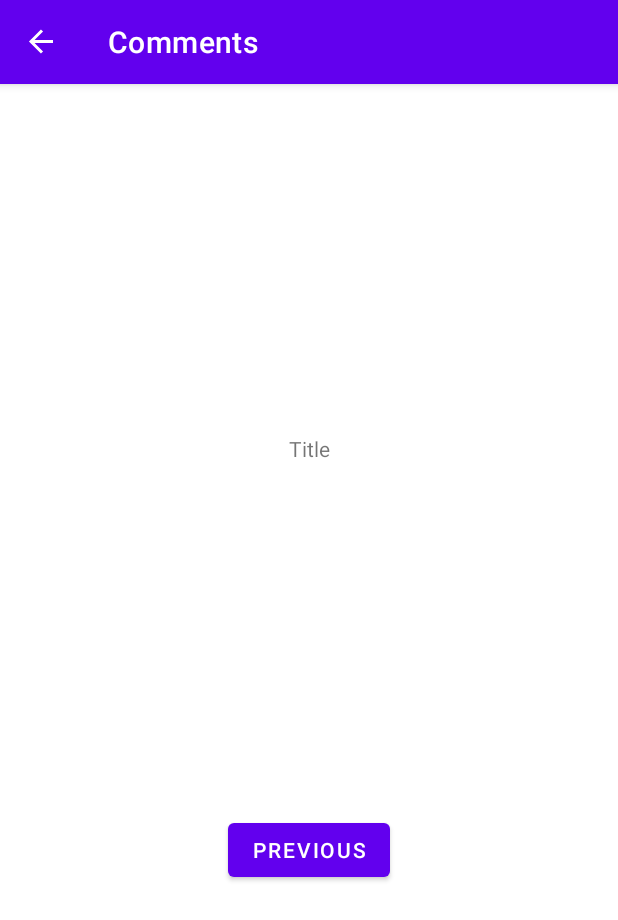
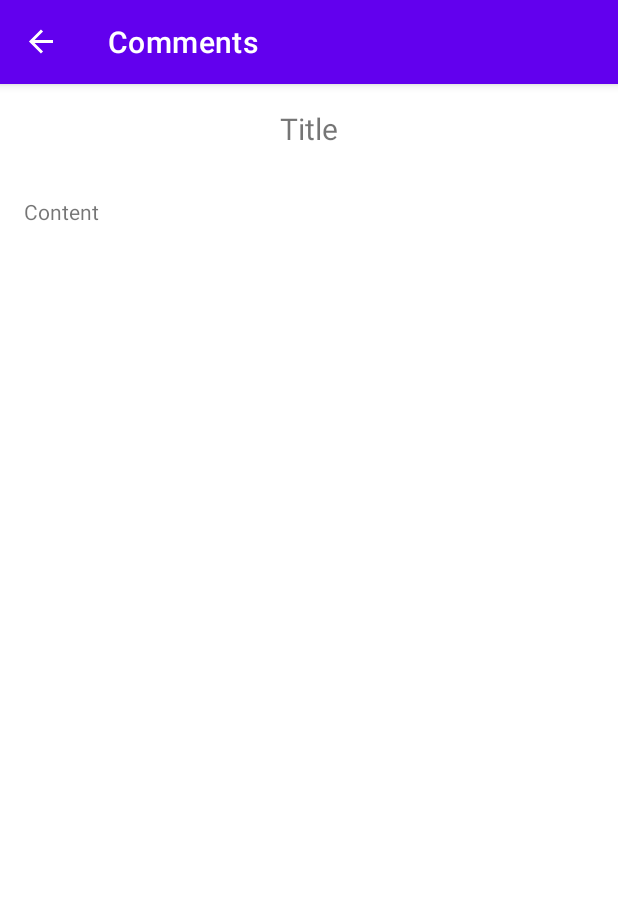
Before and after one commit to juango8/Master_Detail_Post, an Android app: the DetailPostFragment screen opened through its navigation route, on a phone screen of 412 x 824 dp. Shown: the top 920 px of the screen. Run offline under Robolectric (Android 15) with nearby library versions, the phone set to English and light mode, and no system bars; our stand-ins replace navigation-ui; 4 statements that could not run were skipped.

Commit message:
create Comment class and define view of DetailPostFragment.kt

```diff
--- a/app/build.gradle
+++ b/app/build.gradle
@@ -11,7 +11,7 @@ android {
 
     defaultConfig {
         applicationId "com.juango.masterdetailpost"
-        minSdkVersion 24
+        minSdkVersion 26
         targetSdkVersion 30
         versionCode 1
         versionName "1.0"
--- a/app/src/main/java/com/juango/masterdetailpost/DetailPostFragment.kt
+++ b/app/src/main/java/com/juango/masterdetailpost/DetailPostFragment.kt
@@ -22,9 +22,10 @@ class DetailPostFragment : Fragment() {
 
     override fun onViewCreated(view: View, savedInstanceState: Bundle?) {
         super.onViewCreated(view, savedInstanceState)
-        textview_second.text = args.titlePost
-        button_second.setOnClickListener {
-            findNavController().navigate(R.id.action_Detail_to_List)
-        }
+        tv_title_detail.text = args.titlePost
+        tv_content_detail.text = args.contentPost
+//        button_second.setOnClickListener {
+//            findNavController().navigate(R.id.action_Detail_to_List)
+//        }
     }
 }
--- a/app/src/main/res/layout/fragment_detail_post.xml
+++ b/app/src/main/res/layout/fragment_detail_post.xml
@@ -7,21 +7,35 @@
     tools:context=".DetailPostFragment">
 
     <TextView
-        android:id="@+id/textview_second"
+        android:id="@+id/tv_title_detail"
         android:layout_width="wrap_content"
         android:layout_height="wrap_content"
-        app:layout_constraintBottom_toTopOf="@id/button_second"
+        android:padding="@dimen/padding_standard"
+        android:text="@string/title_of_post"
+        android:textSize="@dimen/title_text_size"
+        app:layout_constraintBottom_toTopOf="@id/tv_content_detail"
         app:layout_constraintEnd_toEndOf="parent"
         app:layout_constraintStart_toStartOf="parent"
         app:layout_constraintTop_toTopOf="parent" />
 
-    <Button
-        android:id="@+id/button_second"
-        android:layout_width="wrap_content"
+    <TextView
+        android:id="@+id/tv_content_detail"
+        android:layout_width="match_parent"
         android:layout_height="wrap_content"
-        android:text="@string/previous"
+        android:justificationMode="inter_word"
+        android:padding="@dimen/padding_standard"
+        android:text="@string/content_of_post"
+        app:layout_constraintBottom_toTopOf="@+id/rv_list_comments"
+        app:layout_constraintEnd_toEndOf="parent"
+        app:layout_constraintStart_toStartOf="parent"
+        app:layout_constraintTop_toBottomOf="@+id/tv_title_detail" />
+
+    <androidx.recyclerview.widget.RecyclerView
+        android:id="@+id/rv_list_comments"
+        android:layout_width="match_parent"
+        android:layout_height="0dp"
         app:layout_constraintBottom_toBottomOf="parent"
         app:layout_constraintEnd_toEndOf="parent"
         app:layout_constraintStart_toStartOf="parent"
-        app:layout_constraintTop_toBottomOf="@id/textview_second" />
+        app:layout_constraintTop_toBottomOf="@id/tv_content_detail" />
 </androidx.constraintlayout.widget.ConstraintLayout>
--- a/app/src/main/res/layout/list_item_post.xml
+++ b/app/src/main/res/layout/list_item_post.xml
@@ -14,7 +14,7 @@
         android:layout_marginTop="@dimen/padding_half"
         android:layout_marginEnd="@dimen/padding_standard"
         android:layout_marginBottom="@dimen/padding_half"
-        android:textSize="@dimen/creature_name_text_size"
+        android:textSize="@dimen/title_text_size"
         android:textStyle="bold"
         app:layout_constraintBottom_toBottomOf="parent"
         app:layout_constraintBottom_toTopOf="@+id/tv_body"
--- a/app/src/main/res/navigation/nav_graph.xml
+++ b/app/src/main/res/navigation/nav_graph.xml
@@ -31,5 +31,9 @@
             android:name="titlePost"
             app:argType="string"
             android:defaultValue="Title" />
+        <argument
+            android:name="contentPost"
+            app:argType="string"
+            android:defaultValue="Content" />
     </fragment>
 </navigation>
--- a/app/src/main/res/values/dimens.xml
+++ b/app/src/main/res/values/dimens.xml
@@ -5,5 +5,5 @@
     <dimen name="list_item_post_height">100dp</dimen>
     <dimen name="padding_standard">16dp</dimen>
     <dimen name="padding_half">8dp</dimen>
-    <dimen name="creature_name_text_size">20sp</dimen>
+    <dimen name="title_text_size">20sp</dimen>
 </resources>
--- a/app/src/main/res/values/strings.xml
+++ b/app/src/main/res/values/strings.xml
@@ -9,4 +9,6 @@
 
     <string name="hello_first_fragment">Hello first fragment</string>
     <string name="hello_second_fragment">Hello second fragment. Arg: %1$s</string>
+    <string name="title_of_post">Title of Post</string>
+    <string name="content_of_post">Content of post</string>
 </resources>
```
Also changed, not shown: app/src/main/java/com/juango/masterdetailpost/Comment.kt (added, +9 -0 lines), app/src/main/java/com/juango/masterdetailpost/PostsListAdapter.kt (+2 -10 lines).
